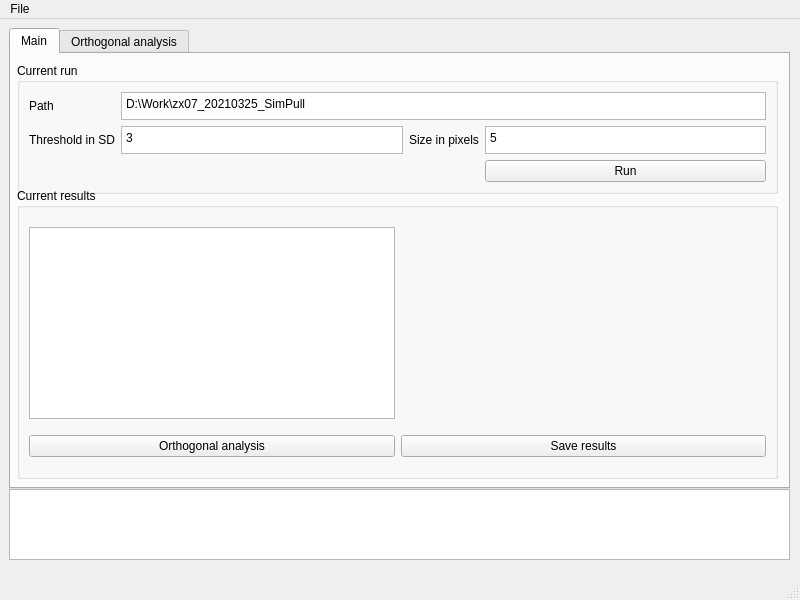
The window that form.ui (zengjiexia/ACT) describes before a commit, drawn with Qt 5.
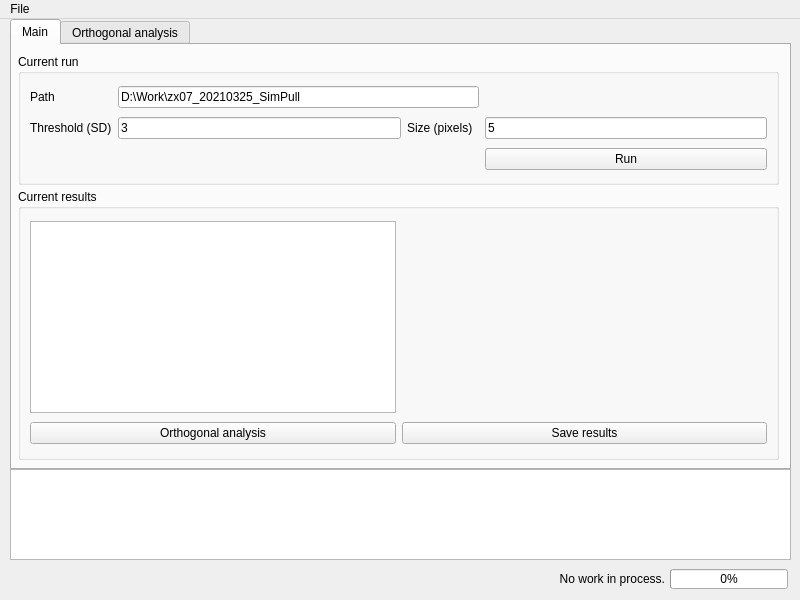
The same window after the commit. Custom widgets are drawn as their Qt base class.

Patch:
```diff
--- a/form.ui
+++ b/form.ui
@@ -38,10 +38,10 @@
    <widget class="QTabWidget" name="tabWidget">
     <property name="geometry">
      <rect>
-      <x>9</x>
-      <y>9</y>
+      <x>10</x>
+      <y>0</y>
       <width>781</width>
-      <height>461</height>
+      <height>451</height>
      </rect>
     </property>
     <property name="sizePolicy">
@@ -82,21 +82,42 @@
        <string>Current run</string>
       </property>
       <layout class="QGridLayout" name="gridLayout_2">
-       <item row="0" column="3" colspan="3">
-        <widget class="QPlainTextEdit" name="main_pathEntry">
-         <property name="plainText">
-          <string>D:\Work\zx07_20210325_SimPull</string>
+       <item row="0" column="0">
+        <widget class="QLabel" name="main_pathLabel">
+         <property name="text">
+          <string>Path</string>
          </property>
         </widget>
        </item>
-       <item row="1" column="5">
-        <widget class="QPlainTextEdit" name="main_sizeEntry">
-         <property name="plainText">
+       <item row="1" column="0">
+        <widget class="QLabel" name="main_thresholdLabel">
+         <property name="text">
+          <string>Threshold (SD)</string>
+         </property>
+        </widget>
+       </item>
+       <item row="1" column="1">
+        <widget class="QLineEdit" name="main_thresholdEntry">
+         <property name="text">
+          <string>3</string>
+         </property>
+        </widget>
+       </item>
+       <item row="1" column="2">
+        <widget class="QLabel" name="main_sizeLabel">
+         <property name="text">
+          <string>Size (pixels)</string>
+         </property>
+        </widget>
+       </item>
+       <item row="1" column="4">
+        <widget class="QLineEdit" name="main_sizeEntry">
+         <property name="text">
           <string>5</string>
          </property>
         </widget>
        </item>
-       <item row="2" column="5">
+       <item row="2" column="4">
         <widget class="QPushButton" name="main_runButton">
          <property name="text">
           <string>Run</string>
@@ -109,31 +130,10 @@
          </property>
         </widget>
        </item>
-       <item row="0" column="0">
-        <widget class="QLabel" name="main_pathLabel">
+       <item row="0" column="1" colspan="3">
+        <widget class="QLineEdit" name="main_pathEntry">
          <property name="text">
-          <string>Path</string>
-         </property>
-        </widget>
-       </item>
-       <item row="1" column="4">
-        <widget class="QLabel" name="main_sizeLabel">
-         <property name="text">
-          <string>Size in pixels</string>
-         </property>
-        </widget>
-       </item>
-       <item row="1" column="0">
-        <widget class="QLabel" name="main_thresholdLabel">
-         <property name="text">
-          <string>Threshold in SD</string>
-         </property>
-        </widget>
-       </item>
-       <item row="1" column="3">
-        <widget class="QPlainTextEdit" name="main_thresholdEntry">
-         <property name="plainText">
-          <string>3</string>
+          <string>D:\Work\zx07_20210325_SimPull</string>
          </property>
         </widget>
        </item>
@@ -143,9 +143,9 @@
       <property name="geometry">
        <rect>
         <x>6</x>
-        <y>134</y>
+        <y>144</y>
         <width>761</width>
-        <height>291</height>
+        <height>271</height>
        </rect>
       </property>
       <property name="sizePolicy">
@@ -267,10 +267,10 @@
    <widget class="LogTextEdit" name="main_logBar">
     <property name="geometry">
      <rect>
-      <x>9</x>
-      <y>470</y>
+      <x>10</x>
+      <y>450</y>
       <width>781</width>
-      <height>71</height>
+      <height>91</height>
      </rect>
     </property>
     <property name="focusPolicy">
@@ -292,6 +292,35 @@
      <bool>false</bool>
     </property>
    </widget>
+   <widget class="QProgressBar" name="progressBar">
+    <property name="geometry">
+     <rect>
+      <x>670</x>
+      <y>550</y>
+      <width>118</width>
+      <height>20</height>
+     </rect>
+    </property>
+    <property name="value">
+     <number>0</number>
+    </property>
+   </widget>
+   <widget class="QLabel" name="progressBarLabel">
+    <property name="geometry">
+     <rect>
+      <x>404</x>
+      <y>550</y>
+      <width>261</width>
+      <height>20</height>
+     </rect>
+    </property>
+    <property name="text">
+     <string>No work in process.</string>
+    </property>
+    <property name="alignment">
+     <set>Qt::AlignRight|Qt::AlignTrailing|Qt::AlignVCenter</set>
+    </property>
+   </widget>
   </widget>
   <widget class="QMenuBar" name="menubar">
    <property name="geometry">
@@ -310,7 +339,6 @@
    </widget>
    <addaction name="mainMenu"/>
   </widget>
-  <widget class="QStatusBar" name="statusbar"/>
   <action name="actionLoad">
    <property name="text">
     <string>Load...</string>
```
